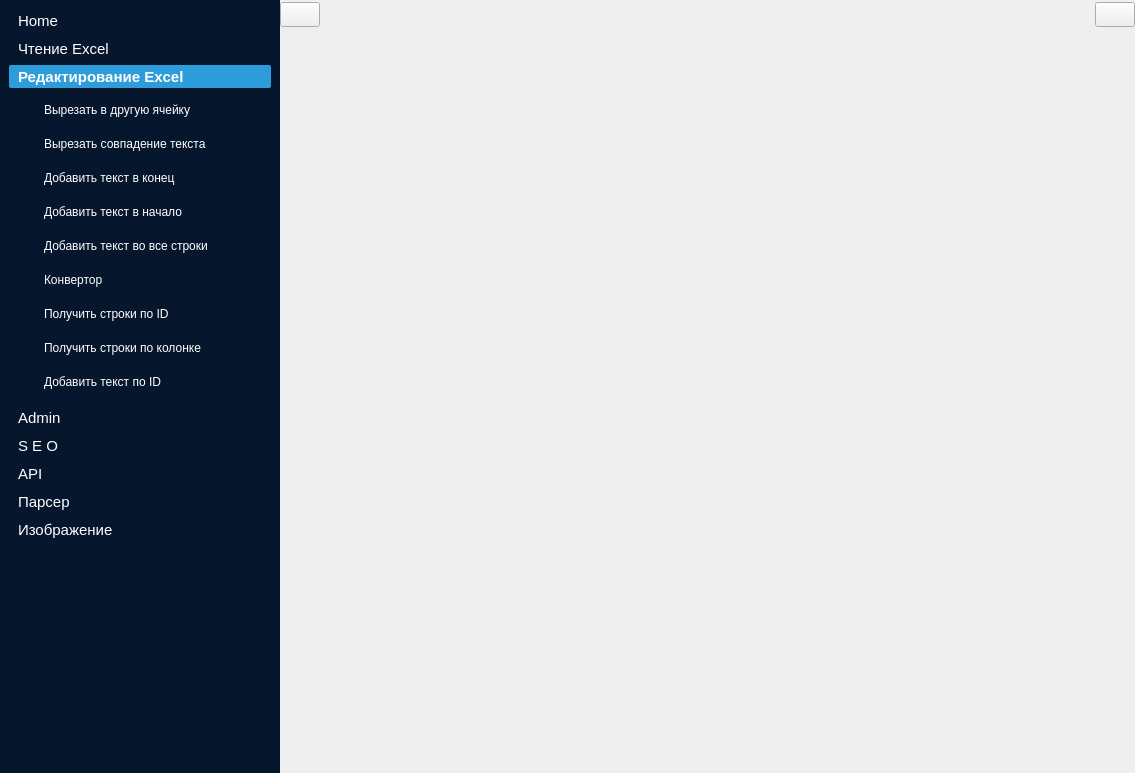
Old version of the form UI_window.ui in the repository Gatalist/qt_application.
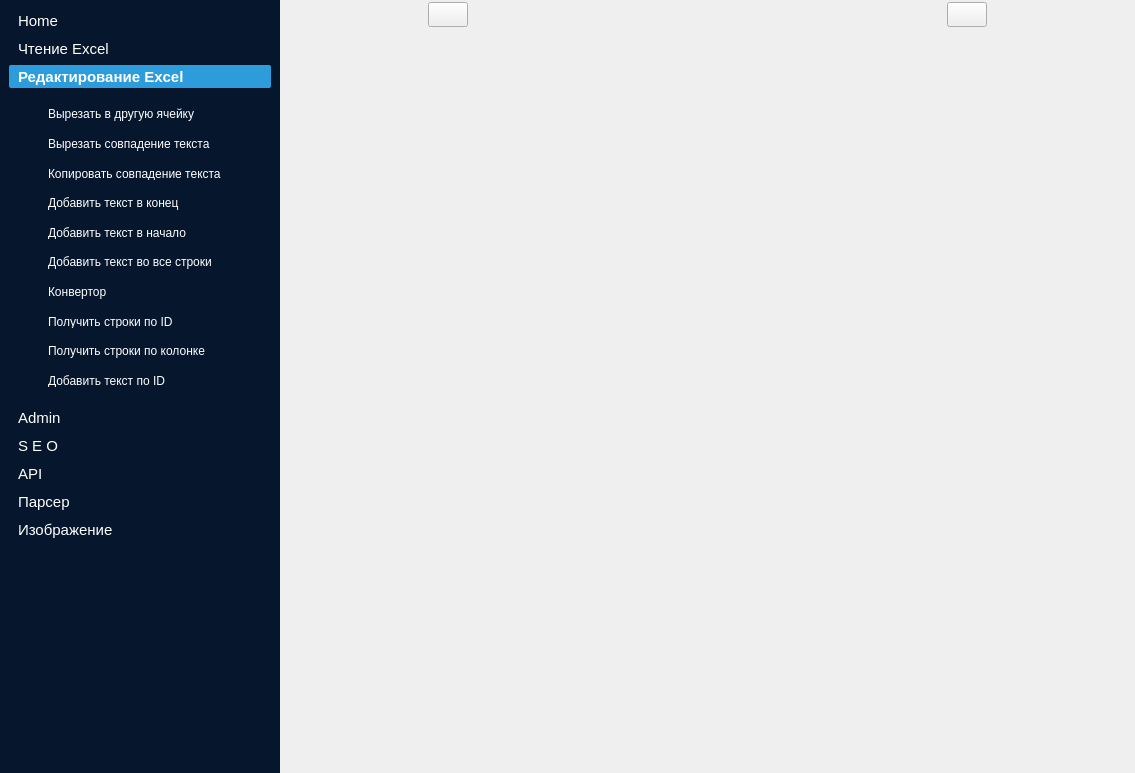
New version of the form. Icons and pictures are not drawn.

Commit message: new page copy search text to another cell

What changed in the file:
```diff
--- a/UI_window.ui
+++ b/UI_window.ui
@@ -66,9 +66,6 @@
        </property>
        <item row="0" column="3">
         <spacer name="horizontalSpacer_2">
-         <property name="orientation">
-          <enum>Qt::Orientation::Horizontal</enum>
-         </property>
          <property name="sizeHint" stdset="0">
           <size>
            <width>40</width>
@@ -181,9 +178,6 @@
        </item>
        <item row="0" column="1">
         <spacer name="horizontalSpacer">
-         <property name="orientation">
-          <enum>Qt::Orientation::Horizontal</enum>
-         </property>
          <property name="sizeHint" stdset="0">
           <size>
            <width>40</width>
@@ -219,8 +213,8 @@
 color: #fff;
 border: none;</string>
       </property>
-      <layout class="QGridLayout" name="gridLayout_5">
-       <item row="0" column="0">
+      <layout class="QVBoxLayout" name="verticalLayout_2">
+       <item>
         <widget class="QToolBox" name="toolBox">
          <property name="font">
           <font>
@@ -499,7 +493,7 @@
            <rect>
             <x>0</x>
             <y>0</y>
-            <width>262</width>
+            <width>246</width>
             <height>280</height>
            </rect>
           </property>
@@ -517,38 +511,6 @@
            <string>Редактирование Excel</string>
           </attribute>
           <layout class="QGridLayout" name="gridLayout_2">
-           <property name="leftMargin">
-            <number>5</number>
-           </property>
-           <property name="topMargin">
-            <number>5</number>
-           </property>
-           <property name="rightMargin">
-            <number>5</number>
-           </property>
-           <property name="bottomMargin">
-            <number>5</number>
-           </property>
-           <property name="spacing">
-            <number>10</number>
-           </property>
-           <item row="2" column="0">
-            <widget class="QPushButton" name="btn_add_text_to_end">
-             <property name="focusPolicy">
-              <enum>Qt::FocusPolicy::NoFocus</enum>
-             </property>
-             <property name="text">
-              <string>Добавить текст в конец</string>
-             </property>
-             <property name="icon">
-              <iconset resource="source/resource.qrc">
-               <normaloff>:/icons/icons/add.svg</normaloff>:/icons/icons/add.svg</iconset>
-             </property>
-             <property name="checkable">
-              <bool>true</bool>
-             </property>
-            </widget>
-           </item>
            <item row="0" column="0">
             <widget class="QPushButton" name="btn_move_to_another">
              <property name="focusPolicy">
@@ -566,28 +528,6 @@
              </property>
             </widget>
            </item>
-           <item row="11" column="0">
-            <widget class="QPushButton" name="btn_set_data_by_id">
-             <property name="text">
-              <string>Добавить текст по ID</string>
-             </property>
-             <property name="icon">
-              <iconset resource="source/resource.qrc">
-               <normaloff>:/icons/icons/add_w.svg</normaloff>:/icons/icons/add_w.svg</iconset>
-             </property>
-            </widget>
-           </item>
-           <item row="9" column="0">
-            <widget class="QPushButton" name="btn_get_row_by_id">
-             <property name="text">
-              <string>Получить строки по ID</string>
-             </property>
-             <property name="icon">
-              <iconset resource="source/resource.qrc">
-               <normaloff>:/icons/icons/sample-row.svg</normaloff>:/icons/icons/sample-row.svg</iconset>
-             </property>
-            </widget>
-           </item>
            <item row="1" column="0">
             <widget class="QPushButton" name="btn_move_search_to_cell">
              <property name="focusPolicy">
@@ -605,16 +545,10 @@
              </property>
             </widget>
            </item>
-           <item row="7" column="0">
-            <widget class="QPushButton" name="btn_convertor">
-             <property name="enabled">
-              <bool>true</bool>
-             </property>
-             <property name="focusPolicy">
-              <enum>Qt::FocusPolicy::NoFocus</enum>
-             </property>
+           <item row="2" column="0">
+            <widget class="QPushButton" name="btn_copy_to_another">
              <property name="text">
-              <string>Конвертор</string>
+              <string>Копировать совпадение текста</string>
              </property>
              <property name="icon">
               <iconset resource="source/resource.qrc">
@@ -622,20 +556,24 @@
              </property>
             </widget>
            </item>
-           <item row="13" column="0">
-            <spacer name="verticalSpacer">
-             <property name="orientation">
-              <enum>Qt::Orientation::Vertical</enum>
-             </property>
-             <property name="sizeHint" stdset="0">
-              <size>
-               <width>20</width>
-               <height>40</height>
-              </size>
-             </property>
-            </spacer>
-           </item>
            <item row="3" column="0">
+            <widget class="QPushButton" name="btn_add_text_to_end">
+             <property name="focusPolicy">
+              <enum>Qt::NoFocus</enum>
+             </property>
+             <property name="text">
+              <string>Добавить текст в конец</string>
+             </property>
+             <property name="icon">
+              <iconset resource="source/resource.qrc">
+               <normaloff>:/icons/icons/add.svg</normaloff>:/icons/icons/add.svg</iconset>
+             </property>
+             <property name="checkable">
+              <bool>true</bool>
+             </property>
+            </widget>
+           </item>
+           <item row="4" column="0">
             <widget class="QPushButton" name="btn_add_text_to_start">
              <property name="focusPolicy">
               <enum>Qt::FocusPolicy::NoFocus</enum>
@@ -652,7 +590,7 @@
              </property>
             </widget>
            </item>
-           <item row="6" column="0">
+           <item row="5" column="0">
             <widget class="QPushButton" name="btn_add_text_to_all">
              <property name="focusPolicy">
               <enum>Qt::FocusPolicy::NoFocus</enum>
@@ -669,7 +607,35 @@
              </property>
             </widget>
            </item>
-           <item row="10" column="0">
+           <item row="6" column="0">
+            <widget class="QPushButton" name="btn_convertor">
+             <property name="enabled">
+              <bool>true</bool>
+             </property>
+             <property name="focusPolicy">
+              <enum>Qt::NoFocus</enum>
+             </property>
+             <property name="text">
+              <string>Конвертор</string>
+             </property>
+             <property name="icon">
+              <iconset resource="source/resource.qrc">
+               <normaloff>:/icons/icons/convert.svg</normaloff>:/icons/icons/convert.svg</iconset>
+             </property>
+            </widget>
+           </item>
+           <item row="7" column="0">
+            <widget class="QPushButton" name="btn_get_row_by_id">
+             <property name="text">
+              <string>Получить строки по ID</string>
+             </property>
+             <property name="icon">
+              <iconset resource="source/resource.qrc">
+               <normaloff>:/icons/icons/sample-row.svg</normaloff>:/icons/icons/sample-row.svg</iconset>
+             </property>
+            </widget>
+           </item>
+           <item row="8" column="0">
             <widget class="QPushButton" name="btn_get_row_is_column_data">
              <property name="text">
               <string>Получить строки по колонке</string>
@@ -680,6 +646,27 @@
              </property>
             </widget>
            </item>
+           <item row="9" column="0">
+            <widget class="QPushButton" name="btn_set_data_by_id">
+             <property name="text">
+              <string>Добавить текст по ID</string>
+             </property>
+             <property name="icon">
+              <iconset resource="source/resource.qrc">
+               <normaloff>:/icons/icons/add_w.svg</normaloff>:/icons/icons/add_w.svg</iconset>
+             </property>
+            </widget>
+           </item>
+           <item row="10" column="0">
+            <spacer name="verticalSpacer">
+             <property name="sizeHint" stdset="0">
+              <size>
+               <width>20</width>
+               <height>40</height>
+              </size>
+             </property>
+            </spacer>
+           </item>
           </layout>
          </widget>
          <widget class="QWidget" name="admin">
@@ -1100,11 +1087,8 @@
          </widget>
         </widget>
        </item>
-       <item row="1" column="0">
+       <item>
         <spacer name="verticalSpacer_8">
-         <property name="orientation">
-          <enum>Qt::Orientation::Vertical</enum>
-         </property>
          <property name="sizeHint" stdset="0">
           <size>
            <width>20</width>
```
Left out of the diff: 149 changed lines with no effect on the pictures. The commit also changes 6 other files.
